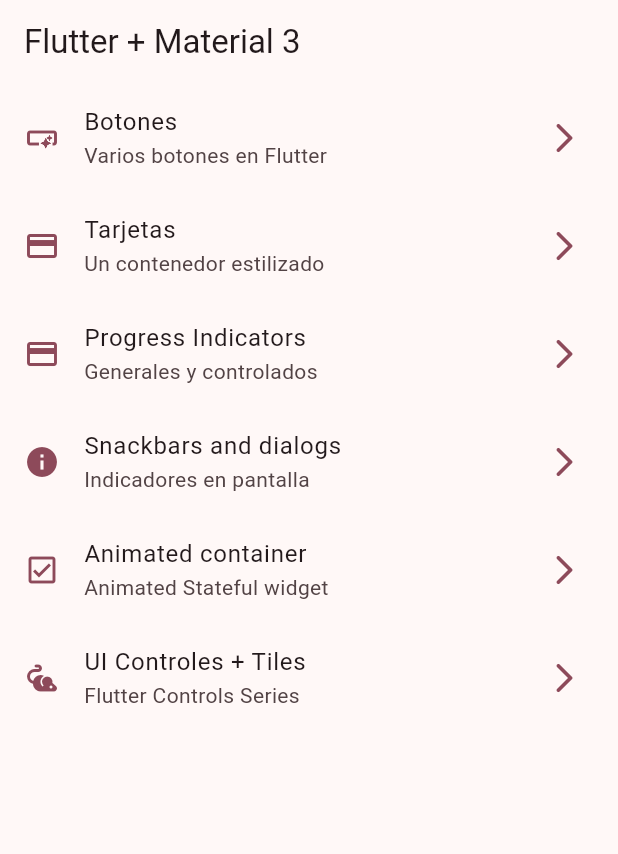
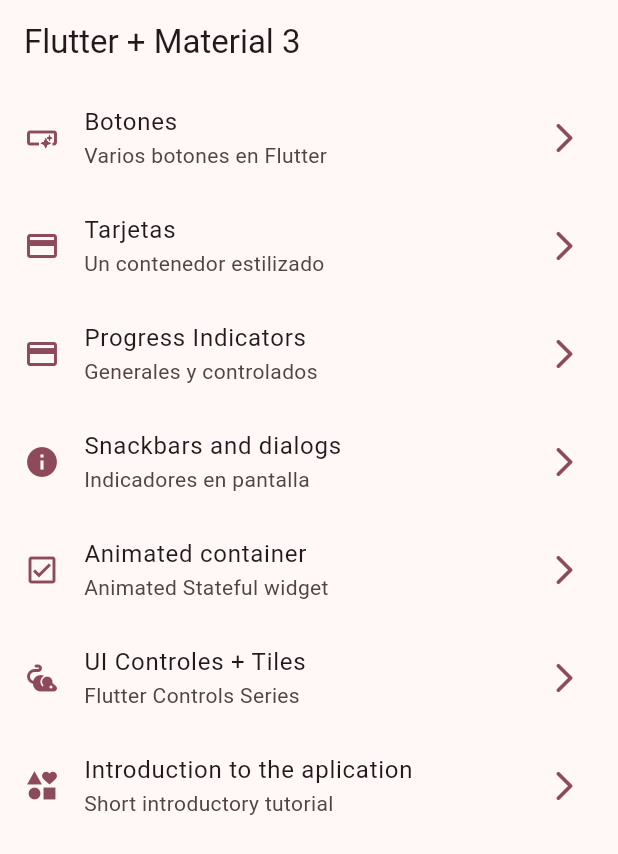
Before and after one commit to PaulImb1520/widgets_app, a Flutter app: the screen it shows after launch, on a phone screen of 412 x 824 dp. Shown: the top 854 px of the screen. Run offline on Flutter 3.47's test engine with Material 3 defaults, Android fonts, the phone set to English and light mode, and no system bars; our stand-ins replace go_router.

Commit message:
tutorial route and screen added

```diff
--- a/lib/config/menu/menu_items.dart
+++ b/lib/config/menu/menu_items.dart
@@ -44,4 +44,9 @@ const appMenuItems = <MenuItem>[
       subTitle: "Flutter Controls Series",
       link: "/ui-controls",
       icon: Icons.pest_control_rodent),
+  MenuItem(
+      title: "Introduction to the aplication",
+      subTitle: "Short introductory tutorial",
+      link: "/tutorial",
+      icon: Icons.interests_sharp),
 ];
--- a/lib/config/router/app_router.dart
+++ b/lib/config/router/app_router.dart
@@ -40,5 +40,10 @@ final appRouter = GoRouter(
       name: UiControlsScreen.name,
       builder: (context, state) => const UiControlsScreen(),
     ),
+    GoRoute(
+      path: '/tutorial',
+      name: AppTutorialScreen.name,
+      builder: (context, state) => const AppTutorialScreen(),
+    ),
   ],
 );
```
